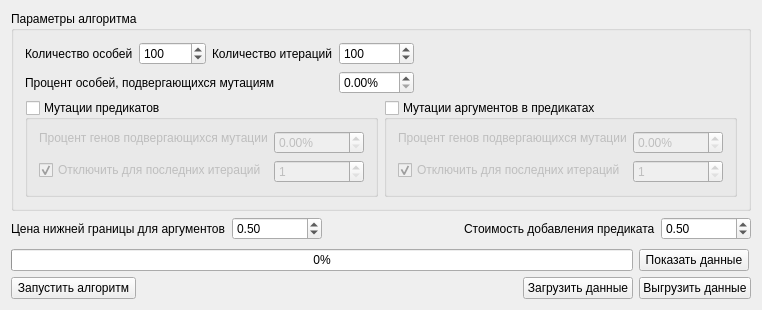
The window that Masters_thesis_2/main_widget.ui (MrBenomos/Masters_thesis_2) describes before a commit, drawn with Qt 5.
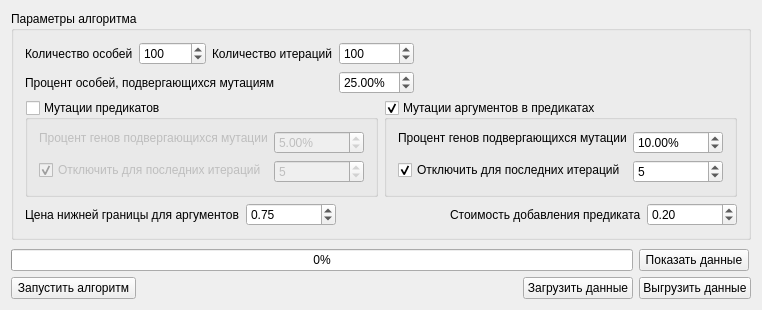
The same window after the commit.

What changed in the file:
```diff
--- a/Masters_thesis_2/main_widget.ui
+++ b/Masters_thesis_2/main_widget.ui
@@ -104,6 +104,9 @@
              <property name="maximum">
               <double>100.000000000000000</double>
              </property>
+             <property name="value">
+              <double>25.000000000000000</double>
+             </property>
             </widget>
            </item>
           </layout>
@@ -164,6 +167,9 @@
               <property name="maximum">
                <double>100.000000000000000</double>
               </property>
+              <property name="value">
+               <double>5.000000000000000</double>
+              </property>
              </widget>
             </item>
             <item row="1" column="0">
@@ -184,6 +190,9 @@
               <property name="maximum">
                <number>100</number>
               </property>
+              <property name="value">
+               <number>5</number>
+              </property>
              </widget>
             </item>
            </layout>
@@ -198,7 +207,7 @@
             <bool>true</bool>
            </property>
            <property name="checked">
-            <bool>false</bool>
+            <bool>true</bool>
            </property>
            <layout class="QFormLayout" name="formLayout_2">
             <item row="0" column="0">
@@ -228,6 +237,9 @@
               <property name="maximum">
                <double>100.000000000000000</double>
               </property>
+              <property name="value">
+               <double>10.000000000000000</double>
+              </property>
              </widget>
             </item>
             <item row="1" column="0">
@@ -248,15 +260,15 @@
               <property name="maximum">
                <number>100</number>
               </property>
+              <property name="value">
+               <number>5</number>
+              </property>
              </widget>
             </item>
            </layout>
           </widget>
          </item>
         </layout>
-       </item>
-      </layout>
-     </widget>
     </item>
     <item>
      <layout class="QHBoxLayout" name="horizontalLayout_2">
@@ -291,7 +303,7 @@
          <double>0.100000000000000</double>
         </property>
         <property name="value">
-         <double>0.500000000000000</double>
+            <double>0.750000000000000</double>
         </property>
        </widget>
       </item>
@@ -339,11 +351,14 @@
          <double>0.100000000000000</double>
         </property>
         <property name="value">
-         <double>0.500000000000000</double>
+            <double>0.200000000000000</double>
         </property>
        </widget>
       </item>
      </layout>
+       </item>
+      </layout>
+     </widget>
     </item>
     <item>
      <spacer name="verticalSpacer">
```
Lines whose indentation alone changed are shown as unchanged.
